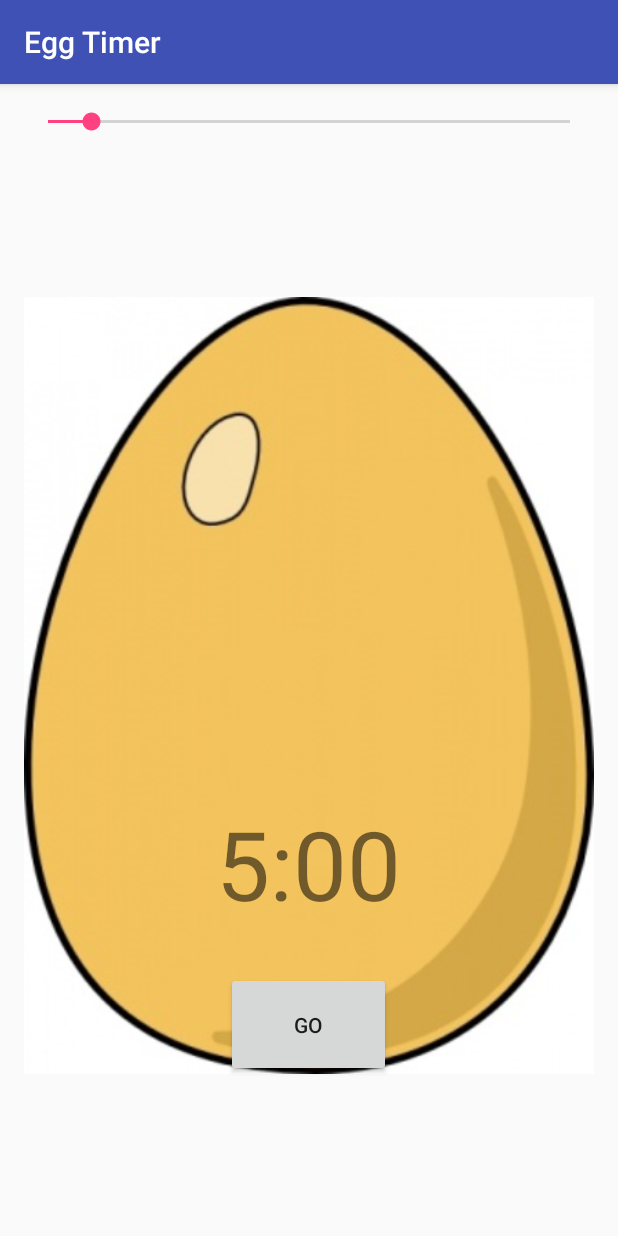
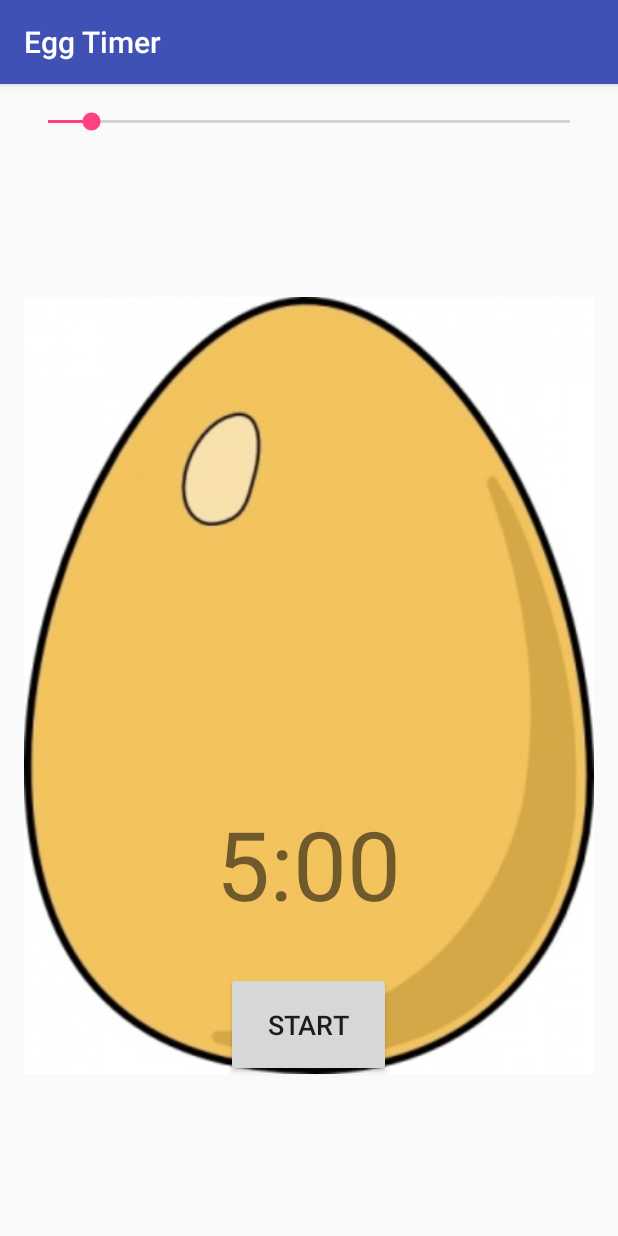
Before and after one commit to timcking/EggTimer, an Android app: the screen it shows after launch (MainActivity), on a phone screen of 412 x 824 dp. Run offline under Robolectric (Android 15) with nearby library versions, the phone set to English and light mode, and no system bars.

Commit message:
Made button larger

```diff
--- a/app/src/main/res/layout/activity_main.xml
+++ b/app/src/main/res/layout/activity_main.xml
@@ -39,7 +39,7 @@
         tools:textSize="72sp" />
 
     <Button
-        android:text="Go"
+        android:text="Start"
         android:layout_width="wrap_content"
         android:layout_height="wrap_content"
         android:id="@+id/controllerButton"
@@ -48,6 +48,7 @@
         android:layout_centerHorizontal="true"
         android:layout_marginBottom="90dp"
         android:height="70dp"
-        android:width="110dp" />
+        android:width="110dp"
+        android:textSize="18sp" />
 
 </RelativeLayout>
```
Also changed, not shown: app/src/main/res/mipmap-hdpi/ic_launcher.png, app/src/main/res/mipmap-mdpi/ic_launcher.png, app/src/main/res/mipmap-xhdpi/ic_launcher.png, app/src/main/res/mipmap-xxhdpi/ic_launcher.png, app/src/main/res/mipmap-xxxhdpi/ic_launcher.png, app/src/main/web_hi_res_512.png.
